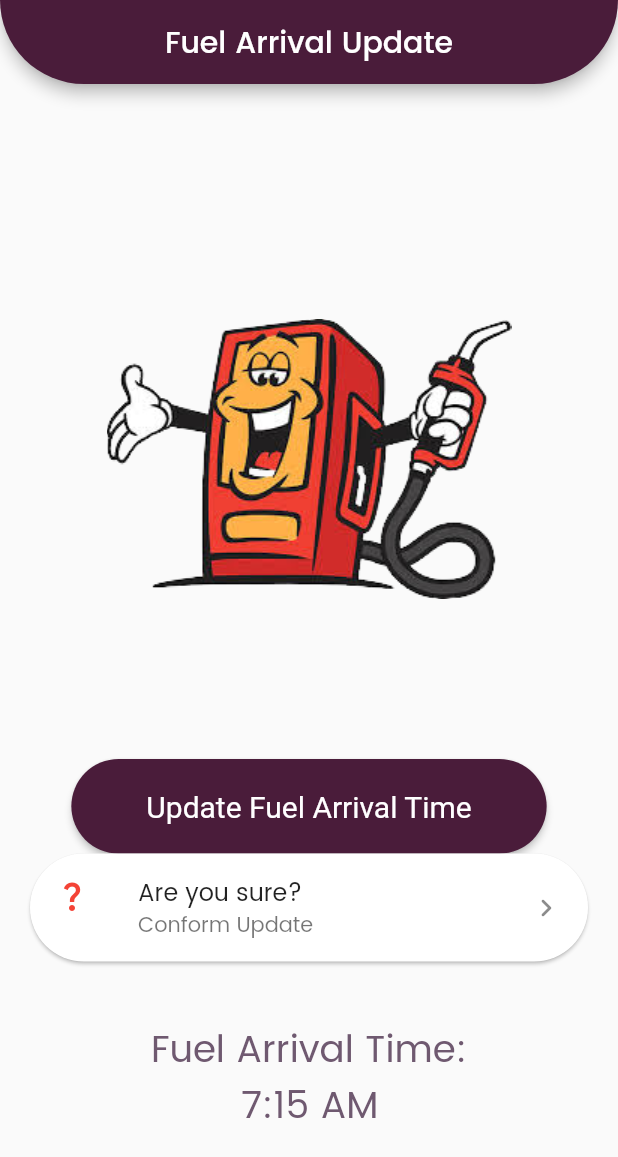
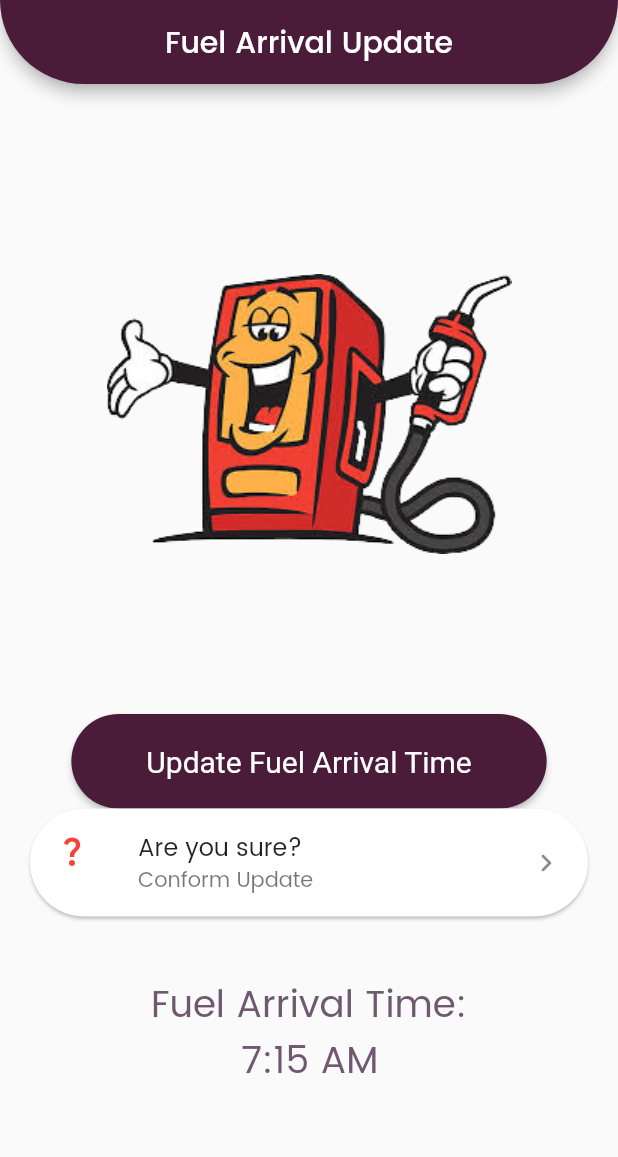
Before and after one commit to Lahiru-Ima/Fuel-App-Front-end, a Flutter app: the screen it shows after launch, on a phone screen of 412 x 824 dp. Shown: the top 1157 px of the screen. Run offline on Flutter 3.47's test engine with Material 2 defaults, Android fonts, the light colour scheme and no system bars; our stand-ins replace quickalert, snippet_coder_utils.

Commit message:
size changes

```diff
--- a/lib/station_owner_screen/fuelArrivalUpdateScreen.dart
+++ b/lib/station_owner_screen/fuelArrivalUpdateScreen.dart
@@ -61,7 +61,7 @@ class _FuelArrivalUpdateState extends State<FuelArrivalUpdate> {
           crossAxisAlignment: CrossAxisAlignment.center,
           mainAxisAlignment: MainAxisAlignment.start,
           children: [
-            SizedBox(height: 50),
+            SizedBox(height: 20),
             const Image(
               image: AssetImage('images/arrival.png'),
               height: 400,
```
